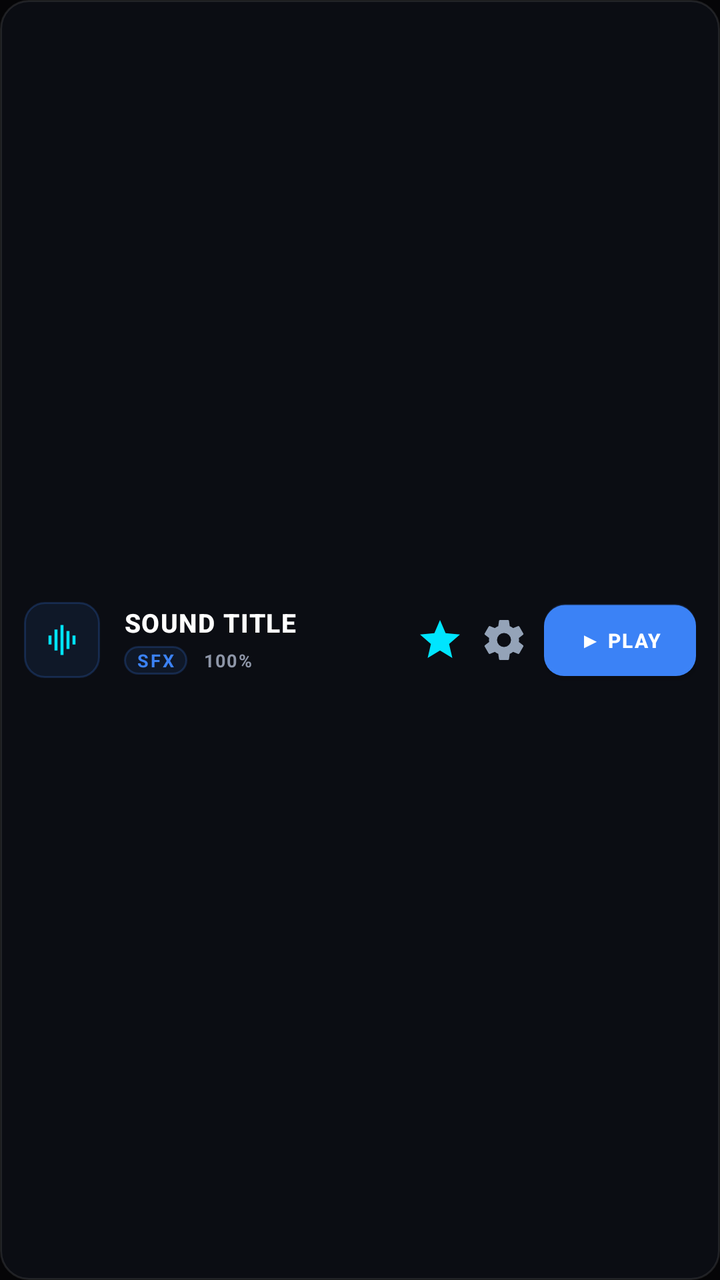
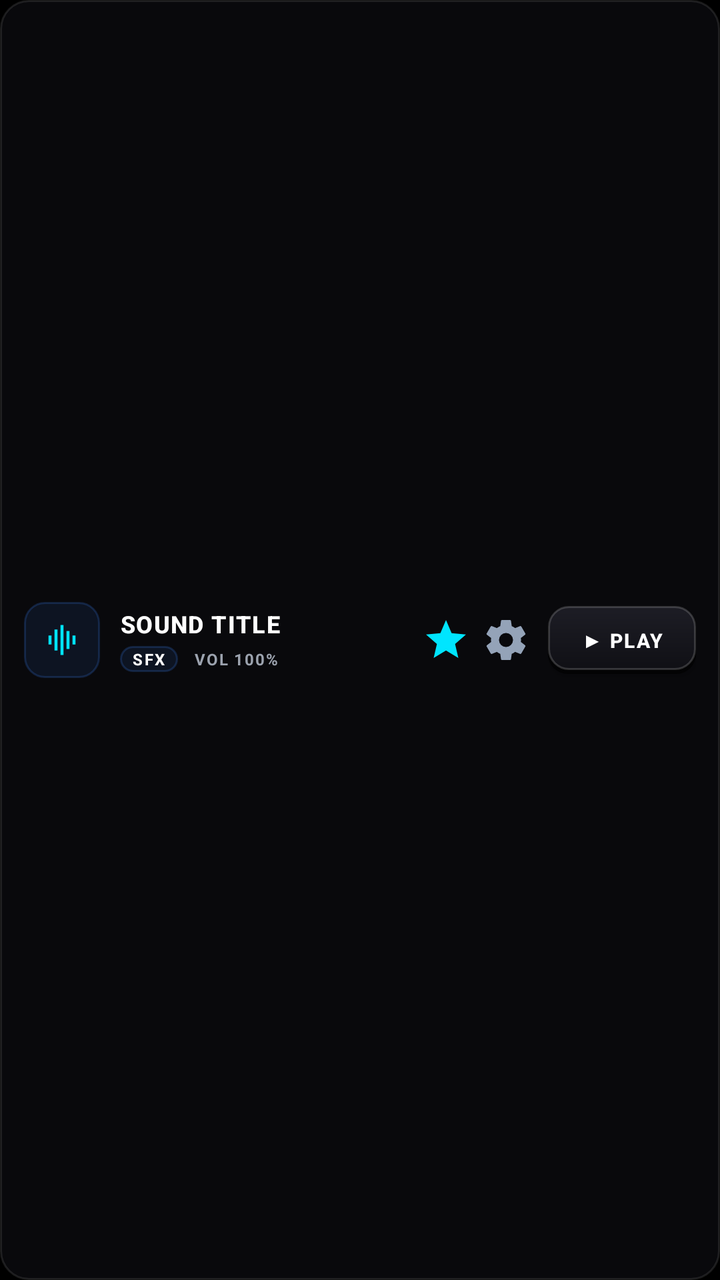

Two renders of the same Android screen: before a commit and after it. Below are the layout's source before the change and the commit's diff.
<!-- AndroidManifest.xml: application theme Theme.AuraSoundboard -->
<!-- res/layout/item_sound_card.xml -->
<?xml version="1.0" encoding="utf-8"?>
<LinearLayout xmlns:android="http://schemas.android.com/apk/res/android"
    android:id="@+id/cardRoot"
    android:layout_width="match_parent"
    android:layout_height="wrap_content"
    android:layout_marginVertical="4dp"
    android:background="@drawable/bg_glass_card"
    android:gravity="center_vertical"
    android:orientation="horizontal"
    android:paddingHorizontal="12dp"
    android:paddingVertical="10dp">

    
    <FrameLayout
        android:id="@+id/badgeContainer"
        android:layout_width="38dp"
        android:layout_height="38dp"
        android:background="@drawable/bg_badge_squircle">

        <View
            android:id="@+id/viewActiveIndicator"
            android:layout_width="18dp"
            android:layout_height="18dp"
            android:layout_gravity="center"
            android:background="@drawable/ic_sound_wave" />
    </FrameLayout>

    
    <LinearLayout
        android:layout_width="0dp"
        android:layout_height="wrap_content"
        android:layout_marginHorizontal="12dp"
        android:layout_weight="1"
        android:orientation="vertical">

        <TextView
            android:id="@+id/tvSoundName"
            android:layout_width="match_parent"
            android:layout_height="wrap_content"
            android:ellipsize="end"
            android:fontFamily="sans-serif-medium"
            android:letterSpacing="0.04"
            android:maxLines="1"
            android:text="SOUND TITLE"
            android:textAllCaps="true"
            android:textColor="@color/text_primary"
            android:textSize="13sp"
            android:textStyle="bold" />

        <LinearLayout
            android:layout_width="wrap_content"
            android:layout_height="wrap_content"
            android:layout_marginTop="3dp"
            android:gravity="center_vertical"
            android:orientation="horizontal">

            <TextView
                android:id="@+id/tvSoundCategory"
                android:layout_width="wrap_content"
                android:layout_height="wrap_content"
                android:background="@drawable/bg_badge_squircle"
                android:letterSpacing="0.12"
                android:paddingHorizontal="6dp"
                android:paddingVertical="1dp"
                android:text="SFX"
                android:textAllCaps="true"
                android:textColor="@color/accent_cyan"
                android:textSize="9sp"
                android:textStyle="bold" />

            <TextView
                android:id="@+id/tvItemVolume"
                android:layout_width="wrap_content"
                android:layout_height="wrap_content"
                android:layout_marginStart="8dp"
                android:letterSpacing="0.08"
                android:text="100%"
                android:textColor="@color/text_secondary"
                android:textSize="9sp"
                android:textStyle="bold" />
        </LinearLayout>

        <SeekBar
            android:id="@+id/seekItemVolume"
            android:layout_width="match_parent"
            android:layout_height="wrap_content"
            android:max="100"
            android:progress="100"
            android:visibility="gone" />
    </LinearLayout>

    <ImageButton
        android:id="@+id/btnFavorite"
        android:layout_width="32dp"
        android:layout_height="32dp"
        android:background="?attr/selectableItemBackgroundBorderless"
        android:contentDescription="Favorite"
        android:padding="5dp"
        android:src="@drawable/ic_favorite" />

    <ImageButton
        android:id="@+id/btnMoreOptions"
        android:layout_width="32dp"
        android:layout_height="32dp"
        android:layout_marginEnd="4dp"
        android:background="?attr/selectableItemBackgroundBorderless"
        android:contentDescription="Configure"
        android:padding="5dp"
        android:src="@drawable/ic_settings" />

    
    <Button
        android:id="@+id/btnPlayToggle"
        android:layout_width="76dp"
        android:layout_height="36dp"
        android:background="@drawable/bg_3d_button"
        android:letterSpacing="0.08"
        android:text="▶ PLAY"
        android:textAllCaps="true"
        android:textColor="@color/text_primary"
        android:textSize="10sp"
        android:textStyle="bold" />
</LinearLayout>
<!-- resources referenced by this layout -->
<resources>
  <color name="accent_cyan">#3B82F6</color>
  <color name="text_primary">#FFFFFF</color>
  <color name="text_secondary">#8E96A8</color>
  <!-- drawable bg_3d_button (drawable) -->
  <?xml version="1.0" encoding="utf-8"?>
  <layer-list xmlns:android="http://schemas.android.com/apk/res/android">
      
      <item android:top="1dp">
          <shape android:shape="rectangle">
              <solid android:color="#050608" />
              <corners android:radius="10dp" />
          </shape>
      </item>
      
      <item android:bottom="1.5dp">
          <shape android:shape="rectangle">
              <gradient
                  android:angle="270"
                  android:endColor="#11141D"
                  android:startColor="#1B202E" />
              <corners android:radius="10dp" />
              <stroke
                  android:width="1dp"
                  android:color="#2EFFFFFF" />
          </shape>
      </item>
  </layer-list>
  <!-- drawable bg_badge_squircle (drawable) -->
  <?xml version="1.0" encoding="utf-8"?>
  <shape xmlns:android="http://schemas.android.com/apk/res/android"
      android:shape="rectangle">
      <solid android:color="#173B82F6" />
      <corners android:radius="10dp" />
      <stroke
          android:width="1dp"
          android:color="#363B82F6" />
  </shape>
  <!-- drawable bg_glass_card (drawable) -->
  <?xml version="1.0" encoding="utf-8"?>
  <shape xmlns:android="http://schemas.android.com/apk/res/android"
      android:shape="rectangle">
      <solid android:color="#0B0D13" />
      <corners android:radius="14dp" />
      <stroke
          android:width="1dp"
          android:color="#19FFFFFF" />
  </shape>
  <!-- drawable ic_favorite (drawable) -->
  <?xml version="1.0" encoding="utf-8"?>
  <vector xmlns:android="http://schemas.android.com/apk/res/android"
      android:width="24dp"
      android:height="24dp"
      android:viewportWidth="24"
      android:viewportHeight="24">
      <path
          android:fillColor="#00E5FF"
          android:pathData="M12,17.27L18.18,21L16.54,13.97L22,9.24L14.81,8.62L12,2L9.19,8.62L2,9.24L7.45,13.97L5.82,21L12,17.27Z" />
  </vector>
  <!-- drawable ic_sound_wave (drawable) -->
  <?xml version="1.0" encoding="utf-8"?>
  <vector xmlns:android="http://schemas.android.com/apk/res/android"
      android:width="24dp"
      android:height="24dp"
      android:viewportWidth="24"
      android:viewportHeight="24">
      <path
          android:fillColor="#00E5FF"
          android:pathData="M3,9H5V15H3V9M7,5H9V19H7V5M11,2H13V22H11V2M15,6H17V18H15V6M19,9H21V15H19V9Z" />
  </vector>
  <style name="Theme.AuraSoundboard" parent="Theme.MaterialComponents.DayNight.NoActionBar">
          <item name="colorPrimary">@color/accent_cyan</item>
          <item name="colorPrimaryVariant">@color/accent_indigo</item>
          <item name="colorSecondary">@color/accent_cyan</item>
          <item name="android:windowBackground">@color/bg_obsidian_deep</item>
          <item name="android:statusBarColor">@color/bg_obsidian_deep</item>
          <item name="android:navigationBarColor">@color/bg_obsidian_deep</item>
          <item name="android:textColorPrimary">@color/text_primary</item>
          <item name="android:textColorSecondary">@color/text_secondary</item>
      </style>
  <color name="accent_indigo">#6366F1</color>
  <color name="bg_obsidian_deep">#050507</color>
  <!-- unchanged entries left out for length: 1 -->
</resources>

<!-- the commit's change to res/layout/item_sound_card.xml (unified diff, before → after) -->
@@ -10,7 +10,6 @@
     android:paddingHorizontal="12dp"
     android:paddingVertical="10dp">
 
-    
     <FrameLayout
         android:id="@+id/badgeContainer"
         android:layout_width="38dp"
@@ -25,11 +24,10 @@
             android:background="@drawable/ic_sound_wave" />
     </FrameLayout>
 
-    
     <LinearLayout
         android:layout_width="0dp"
         android:layout_height="wrap_content"
-        android:layout_marginHorizontal="12dp"
+        android:layout_marginHorizontal="10dp"
         android:layout_weight="1"
         android:orientation="vertical">
 
@@ -41,10 +39,11 @@
             android:fontFamily="sans-serif-medium"
             android:letterSpacing="0.04"
             android:maxLines="1"
+            android:singleLine="true"
             android:text="SOUND TITLE"
             android:textAllCaps="true"
             android:textColor="@color/text_primary"
-            android:textSize="13sp"
+            android:textSize="12sp"
             android:textStyle="bold" />
 
         <LinearLayout
@@ -59,13 +58,13 @@
                 android:layout_width="wrap_content"
                 android:layout_height="wrap_content"
                 android:background="@drawable/bg_badge_squircle"
-                android:letterSpacing="0.12"
+                android:letterSpacing="0.1"
                 android:paddingHorizontal="6dp"
                 android:paddingVertical="1dp"
                 android:text="SFX"
                 android:textAllCaps="true"
-                android:textColor="@color/accent_cyan"
-                android:textSize="9sp"
+                android:textColor="@color/text_primary"
+                android:textSize="8sp"
                 android:textStyle="bold" />
 
             <TextView
@@ -74,9 +73,9 @@
                 android:layout_height="wrap_content"
                 android:layout_marginStart="8dp"
                 android:letterSpacing="0.08"
-                android:text="100%"
+                android:text="VOL 100%"
                 android:textColor="@color/text_secondary"
-                android:textSize="9sp"
+                android:textSize="8sp"
                 android:textStyle="bold" />
         </LinearLayout>
 
@@ -91,8 +90,8 @@
 
     <ImageButton
         android:id="@+id/btnFavorite"
-        android:layout_width="32dp"
-        android:layout_height="32dp"
+        android:layout_width="30dp"
+        android:layout_height="30dp"
         android:background="?attr/selectableItemBackgroundBorderless"
         android:contentDescription="Favorite"
         android:padding="5dp"
@@ -100,21 +99,22 @@
 
     <ImageButton
         android:id="@+id/btnMoreOptions"
-        android:layout_width="32dp"
-        android:layout_height="32dp"
-        android:layout_marginEnd="4dp"
+        android:layout_width="30dp"
+        android:layout_height="30dp"
+        android:layout_marginEnd="6dp"
         android:background="?attr/selectableItemBackgroundBorderless"
-        android:contentDescription="Configure"
+        android:contentDescription="Settings"
         android:padding="5dp"
         android:src="@drawable/ic_settings" />
 
-    
-    <Button
+    <androidx.appcompat.widget.AppCompatButton
         android:id="@+id/btnPlayToggle"
-        android:layout_width="76dp"
-        android:layout_height="36dp"
+        android:layout_width="74dp"
+        android:layout_height="34dp"
         android:background="@drawable/bg_3d_button"
         android:letterSpacing="0.08"
+        android:minWidth="0dp"
+        android:padding="0dp"
         android:text="▶ PLAY"
         android:textAllCaps="true"
         android:textColor="@color/text_primary"
<!-- resource entries referenced after the edit -->
@@ -1,29 +1,27 @@
 <!-- resources referenced by this layout -->
 <resources>
-  <color name="accent_cyan">#3B82F6</color>
+  <color name="accent_cyan">#FFFFFF</color>
   <color name="text_primary">#FFFFFF</color>
-  <color name="text_secondary">#8E96A8</color>
+  <color name="text_secondary">#9CA3AF</color>
   <!-- drawable bg_3d_button (drawable) -->
   <?xml version="1.0" encoding="utf-8"?>
   <layer-list xmlns:android="http://schemas.android.com/apk/res/android">
-      
-      <item android:top="1dp">
+      <item android:top="2dp">
           <shape android:shape="rectangle">
-              <solid android:color="#050608" />
+              <solid android:color="#030304" />
               <corners android:radius="10dp" />
           </shape>
       </item>
-      
-      <item android:bottom="1.5dp">
+      <item android:bottom="2dp">
           <shape android:shape="rectangle">
               <gradient
                   android:angle="270"
-                  android:endColor="#11141D"
-                  android:startColor="#1B202E" />
+                  android:endColor="#101015"
+                  android:startColor="#1D1D25" />
               <corners android:radius="10dp" />
               <stroke
                   android:width="1dp"
-                  android:color="#2EFFFFFF" />
+                  android:color="#2CFFFFFF" />
           </shape>
       </item>
   </layer-list>
@@ -41,11 +39,11 @@
   <?xml version="1.0" encoding="utf-8"?>
   <shape xmlns:android="http://schemas.android.com/apk/res/android"
       android:shape="rectangle">
-      <solid android:color="#0B0D13" />
+      <solid android:color="#09090C" />
       <corners android:radius="14dp" />
       <stroke
           android:width="1dp"
-          android:color="#19FFFFFF" />
+          android:color="#1AFFFFFF" />
   </shape>
   <!-- drawable ic_favorite (drawable) -->
   <?xml version="1.0" encoding="utf-8"?>
@@ -79,8 +77,8 @@
           <item name="android:textColorPrimary">@color/text_primary</item>
           <item name="android:textColorSecondary">@color/text_secondary</item>
       </style>
-  <color name="accent_indigo">#6366F1</color>
-  <color name="bg_obsidian_deep">#050507</color>
+  <color name="accent_indigo">#E4E4E7</color>
+  <color name="bg_obsidian_deep">#000000</color>
   <!-- unchanged entries left out for length: 1 -->
 </resources>
 
